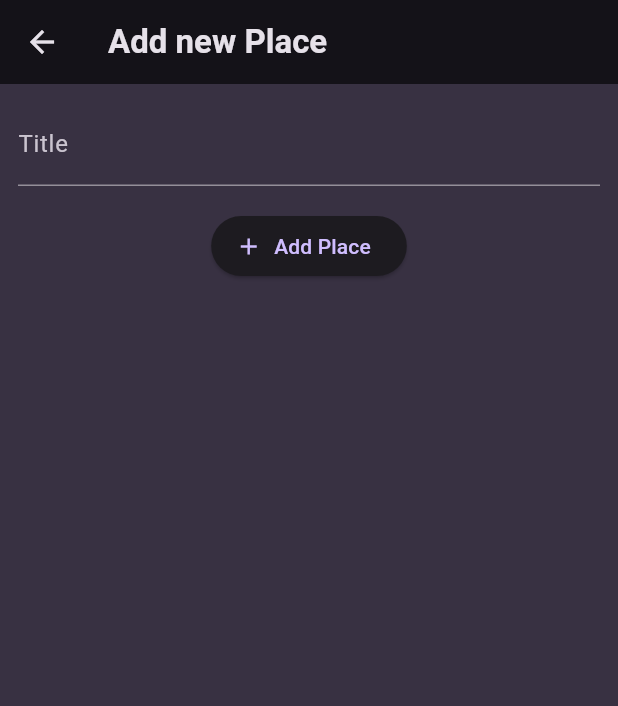
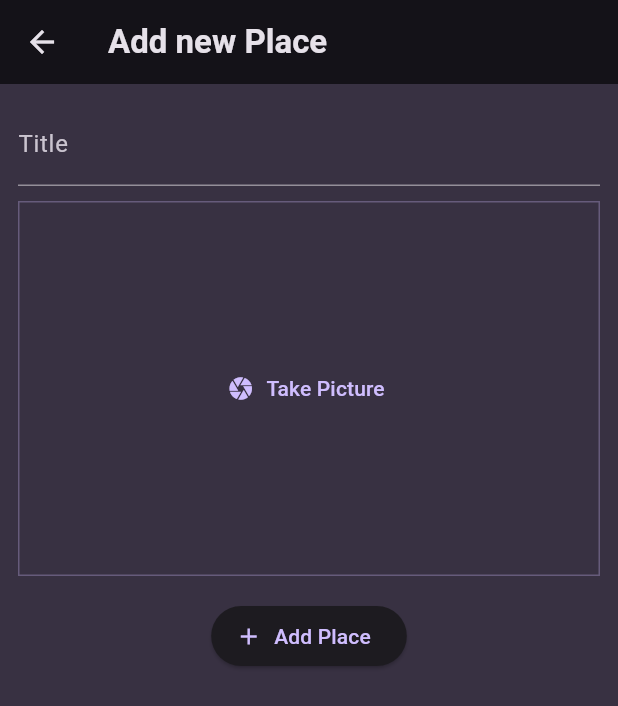
Before and after one commit to praty474/favorite_place_app, a Flutter app: the screen it shows after launch, after a tap on the "add" icon, on a phone screen of 412 x 824 dp. Shown: the top 706 px of the screen. Run offline on Flutter 3.47's test engine with Material 3 defaults, Android fonts, the light colour scheme and no system bars; our stand-ins replace flutter_riverpod, google_fonts, image_picker.

Commit message:
image 011

```diff
--- a/lib/providers/user_places.dart
+++ b/lib/providers/user_places.dart
@@ -10,4 +10,6 @@ class UserPlacesNotifier extends StateNotifier<List<Place>> {
   }
 }
 
-final userPlacesProvider = StateNotifierProvider((ref) => UserPlacesNotifier());
+final userPlacesProvider =
+    StateNotifierProvider<UserPlacesNotifier, List<Place>>(
+        (ref) => UserPlacesNotifier());
--- a/lib/screens/add_place.dart
+++ b/lib/screens/add_place.dart
@@ -1,16 +1,29 @@
+import 'package:favorite_app/providers/user_places.dart';
+import 'package:favorite_app/widgets/image_input.dart';
 import 'package:flutter/material.dart';
+import 'package:flutter_riverpod/flutter_riverpod.dart';
 
-class AddPlaceScreen extends StatefulWidget {
+class AddPlaceScreen extends ConsumerStatefulWidget {
   const AddPlaceScreen({super.key});
 
   @override
-  State<StatefulWidget> createState() {
+  ConsumerState<AddPlaceScreen> createState() {
     return _AddPlaceScreenState();
   }
 }
 
-class _AddPlaceScreenState extends State<AddPlaceScreen> {
+class _AddPlaceScreenState extends ConsumerState<AddPlaceScreen> {
   final _titleController = TextEditingController();
+
+  void _savePlace() {
+    final enteredTitle = _titleController.text;
+    if (enteredTitle.isEmpty) {
+      return;
+    }
+
+    ref.read(userPlacesProvider.notifier).addPlace(enteredTitle);
+    Navigator.of(context).pop;
+  }
 
   @override
   void dispose() {
@@ -37,10 +50,14 @@ class _AddPlaceScreenState extends State<AddPlaceScreen> {
                     color: Theme.of(context).colorScheme.onBackground),
               ),
               const SizedBox(
+                height: 10,
+              ),
+              ImageInput(),
+              const SizedBox(
                 height: 16,
               ),
               ElevatedButton.icon(
-                  onPressed: () {},
+                  onPressed: _savePlace,
                   icon: const Icon(Icons.add),
                   label: const Text('Add Place'))
             ],
--- a/lib/screens/places.dart
+++ b/lib/screens/places.dart
@@ -1,12 +1,16 @@
+import 'package:favorite_app/providers/user_places.dart';
 import 'package:favorite_app/screens/add_place.dart';
 import 'package:favorite_app/widgets/places_list.dart';
 import 'package:flutter/material.dart';
+import 'package:flutter_riverpod/flutter_riverpod.dart';
 
-class PlacesScreen extends StatelessWidget {
+class PlacesScreen extends ConsumerWidget {
   const PlacesScreen({super.key});
 
   @override
-  Widget build(BuildContext context) {
+  Widget build(BuildContext context, WidgetRef ref) {
+    final userPlaces = ref.watch(userPlacesProvider);
+
     return Scaffold(
       appBar: AppBar(
         title: const Text('Your places'),
@@ -20,7 +24,9 @@ class PlacesScreen extends StatelessWidget {
           ),
         ],
       ),
-      body: PlacesList(places: []),
+      body: PlacesList(places:
+        userPlaces
+      ),
     );
   }
 }
--- /dev/null
+++ b/lib/widgets/image_input.dart
@@ -0,0 +1,58 @@
+import 'package:flutter/material.dart';
+import 'dart:io';
+import 'package:image_picker/image_picker.dart';
+
+class ImageInput extends StatefulWidget {
+  const ImageInput({super.key});
+
+  @override
+  State<ImageInput> createState() => _ImageInputState();
+}
+
+class _ImageInputState extends State<ImageInput> {
+  File? _SelectedImage;
+  void _takePicture() async {
+    final imagePicker = ImagePicker();
+    final pickedImage = await imagePicker.pickImage(
+      source: ImageSource.camera,
+      maxWidth: 600,
+    );
+    if (pickedImage == null) {
+      return;
+    }
+
+    setState(() {
+      _SelectedImage = File(pickedImage.path);
+    });
+  }
+
+  @override
+  Widget build(BuildContext context) {
+    Widget content = TextButton.icon(
+        onPressed: _takePicture,
+        icon: const Icon(Icons.camera),
+        label: const Text('Take Picture'));
+
+    if (_SelectedImage != null) {
+      content = GestureDetector(
+        onTap: _takePicture,
+        child: Image.file(
+          _SelectedImage!,
+          fit: BoxFit.cover,
+          width: double.infinity,
+          height: double.infinity,
+        ),
+      );
+    }
+    return Container(
+      decoration: BoxDecoration(
+          border: Border.all(
+              width: 1,
+              color: Theme.of(context).colorScheme.primary.withOpacity(0.3))),
+      alignment: Alignment.center,
+      height: 250,
+      width: double.infinity,
+      child: content,
+    );
+  }
+}
--- a/lib/widgets/places_list.dart
+++ b/lib/widgets/places_list.dart
@@ -1,3 +1,4 @@
+import 'package:favorite_app/screens/place_detail.dart';
 import 'package:flutter/material.dart';
 import 'package:favorite_app/models/place.dart';
 
@@ -29,6 +30,10 @@ class PlacesList extends StatelessWidget {
               .titleMedium!
               .copyWith(color: Theme.of(context).colorScheme.onBackground),
         ),
+        onTap: () {
+          Navigator.of(context).push(MaterialPageRoute(
+              builder: (ctx) => PlaceDetailScreen(place: places[index])));
+        },
       ),
     );
   }
--- a/pubspec.yaml
+++ b/pubspec.yaml
@@ -38,6 +38,7 @@ dependencies:
   google_fonts: ^6.1.0
   uuid: ^4.3.3
   flutter_riverpod: ^2.4.10
+  image_picker: ^1.0.7
 
 dev_dependencies:
   flutter_test:
```
Also changed, not shown: lib/screens/place_detail.dart (added, +25 -0 lines), lib/screens/places_detail.dart (deleted), pubspec.lock, 5 other files.
